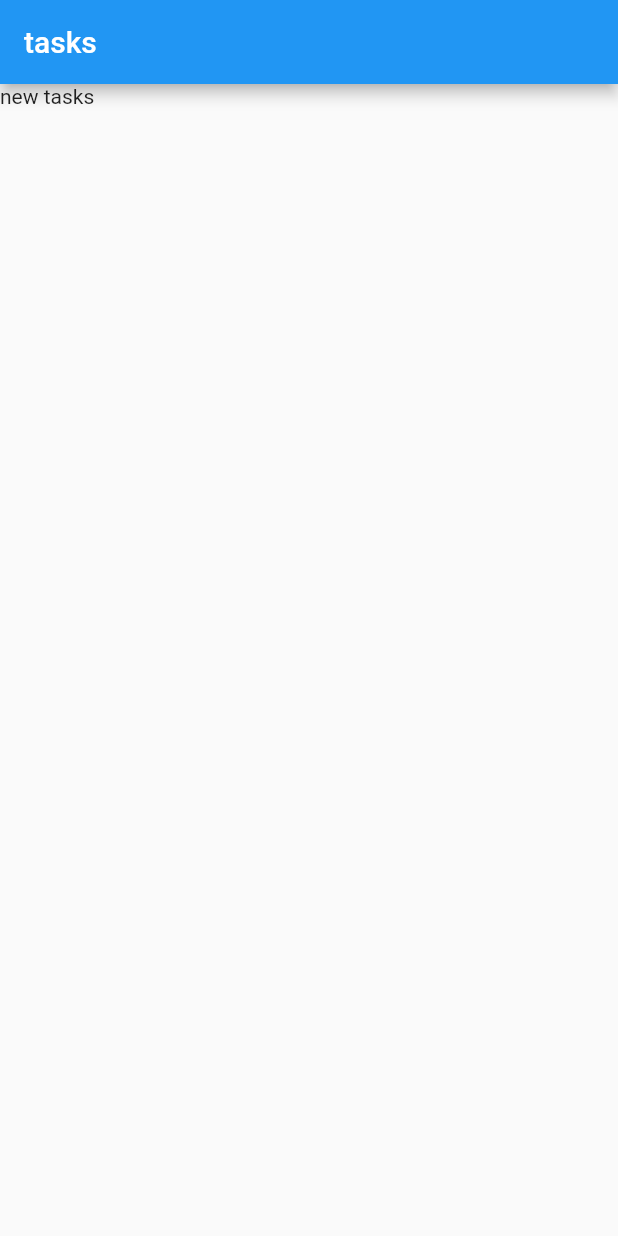
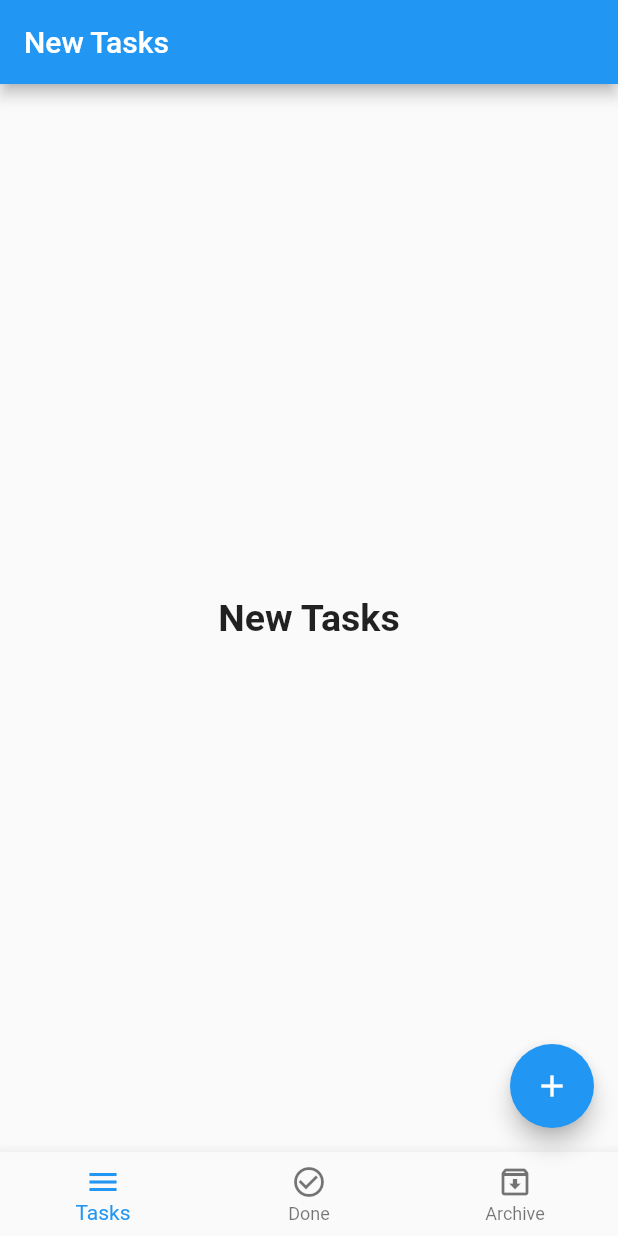
Before and after one commit to Moatez-km/TodoApp, a Flutter app: the screen it shows after launch, on a phone screen of 412 x 824 dp. Run offline on Flutter 3.47's test engine with Material 2 defaults, Android fonts, the phone set to English and light mode, and no system bars; our stand-ins replace sqflite; accounts and stored records are empty.

```diff
--- a/my_app/lib/home_layout.dart
+++ /dev/null
@@ -1,43 +0,0 @@
-import 'package:flutter/material.dart';
-import 'package:sqflite/sqflite.dart';
-
-class HomeLayout extends StatefulWidget {
-  // const HomeLayout({super.key});
-  @override
-  State<HomeLayout> createState() => _HomeLayoutState();
-}
-
-class _HomeLayoutState extends State<HomeLayout> {
-  @override
-  void initState() {
-    super.initState();
-    createDatabase();
-  }
-
-  @override
-  Widget build(BuildContext context) {
-    return Scaffold(
-      appBar: AppBar(
-        title: Text('tasks'),
-      ),
-      body: Text('new tasks'),
-    );
-  }
-
-  void createDatabase() async {
-    var database = await openDatabase(
-      'todo.db',
-      version: 1,
-      onCreate: (database, version) async {
-        print('database created');
-        await database.execute(
-            'CREATE TABLE tasks (id INTEGER PRIMARY KEY, title TEXT, date TEXT, time TEXT,status TEXT)');
-      },
-      onOpen: (database) {
-        print('database opened');
-      },
-    );
-  }
-
-  void insertDatabase() {}
-}
--- /dev/null
+++ b/my_app/lib/layout/home_layout.dart
@@ -0,0 +1,97 @@
+import 'package:flutter/material.dart';
+import 'package:my_app/modules/archived_task/archived_tasks_screen.dart';
+import 'package:my_app/modules/done_tasks/done_tasks_screen.dart';
+import 'package:my_app/modules/new_tasks/new_tasks_screen.dart';
+import 'package:sqflite/sqflite.dart';
+
+class HomeLayout extends StatefulWidget {
+  // const HomeLayout({super.key});
+  @override
+  State<HomeLayout> createState() => _HomeLayoutState();
+}
+
+class _HomeLayoutState extends State<HomeLayout> {
+  int currentIndex = 0;
+  List<String> titles = [
+    'New Tasks',
+    'Done Tasks',
+    'Archived Tasks',
+  ];
+  List<Widget> screens = const [
+    NewTasksScreen(),
+    DoneTasksScreen(),
+    ArchivedTasksScreen(),
+  ];
+
+  @override
+  void initState() {
+    super.initState();
+    createDatabase();
+  }
+
+  @override
+  Widget build(BuildContext context) {
+    return Scaffold(
+      appBar: AppBar(
+        title: Text(titles[currentIndex]),
+      ),
+      body: screens[currentIndex],
+      floatingActionButton: FloatingActionButton(
+        onPressed: () async {
+          try {
+            var name = await getName();
+            print(name);
+            throw ('some error !!!');
+          } catch (error) {
+            print('error ${error.toString()}');
+          }
+          /*
+          getName().then((value) {
+            print(value);
+            print('taz');
+            throw ('error !');
+          }).catchError((error) {
+            print('error ${error.toString()}');
+          });*/
+        },
+        child: const Icon(Icons.add),
+      ),
+      bottomNavigationBar: BottomNavigationBar(
+          type: BottomNavigationBarType.fixed,
+          currentIndex: currentIndex,
+          onTap: (index) {
+            setState(() {
+              currentIndex = index;
+            });
+          },
+          items: const [
+            BottomNavigationBarItem(icon: Icon(Icons.menu), label: 'Tasks'),
+            BottomNavigationBarItem(
+                icon: Icon(Icons.check_circle_outline), label: 'Done'),
+            BottomNavigationBarItem(
+                icon: Icon(Icons.archive_outlined), label: 'Archive'),
+          ]),
+    );
+  }
+
+  Future<String> getName() async {
+    return 'Moatez Kamoun';
+  }
+
+  void createDatabase() async {
+    var database = await openDatabase(
+      'todo.db',
+      version: 1,
+      onCreate: (database, version) async {
+        print('database created');
+        await database.execute(
+            'CREATE TABLE tasks (id INTEGER PRIMARY KEY, title TEXT, date TEXT, time TEXT,status TEXT)');
+      },
+      onOpen: (database) {
+        print('database opened');
+      },
+    );
+  }
+
+  void insertDatabase() {}
+}
--- /dev/null
+++ b/my_app/lib/models/user/user_model.dart
@@ -0,0 +1,6 @@
+class UserModel {
+  final int id;
+  final String name;
+  final String phone;
+  UserModel({required this.id, required this.name, required this.phone});
+}
--- /dev/null
+++ b/my_app/lib/modules/new_tasks/new_tasks_screen.dart
@@ -0,0 +1,18 @@
+import 'package:flutter/material.dart';
+
+class NewTasksScreen extends StatelessWidget {
+  const NewTasksScreen({super.key});
+
+  @override
+  Widget build(BuildContext context) {
+    return const Center(
+      child: Text(
+        "New Tasks",
+        style: TextStyle(
+          fontSize: 25.0,
+          fontWeight: FontWeight.bold,
+        ),
+      ),
+    );
+  }
+}
```
Also changed, not shown: my_app/lib/main.dart (+1 -89 lines), my_app/lib/modules/archived_task/archived_tasks_screen.dart (added, +18 -0 lines), my_app/lib/modules/done_tasks/done_tasks_screen.dart (added, +18 -0 lines), my_app/lib/shared/components/components.dart (added), my_app/lib/shared/components/constants.dart (added), my_app/lib/shared/styles/colors.dart (added), my_app/lib/shared/styles/styles.dart (added).
